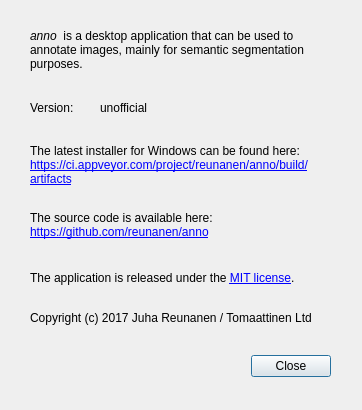
First picture: the form in about.ui, repository reunanen/anno, before the edit.
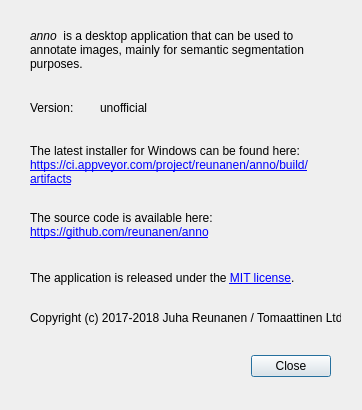
Second picture: the form after the edit.

Commit message: Fix copyright year

Diff of the .ui file:
```diff
--- a/about.ui
+++ b/about.ui
@@ -115,7 +115,7 @@
     </rect>
    </property>
    <property name="text">
-    <string>Copyright (c) 2017 Juha Reunanen / Tomaattinen Ltd</string>
+    <string>Copyright (c) 2017-2018 Juha Reunanen / Tomaattinen Ltd</string>
    </property>
   </widget>
   <widget class="QLabel" name="version">
```
